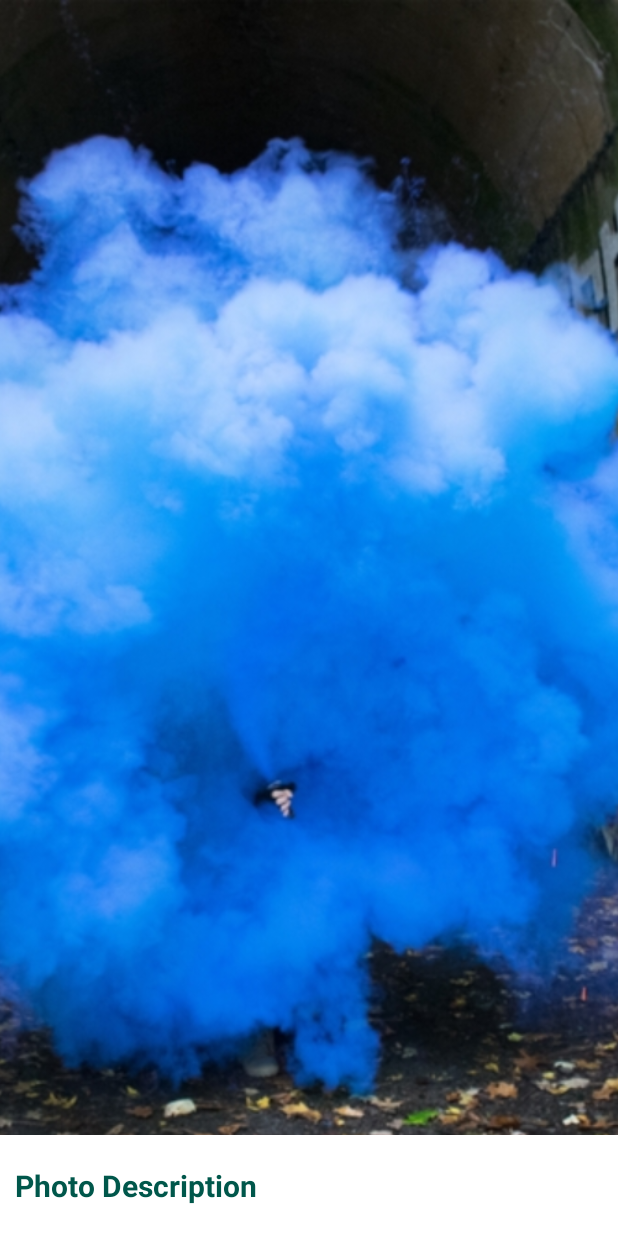
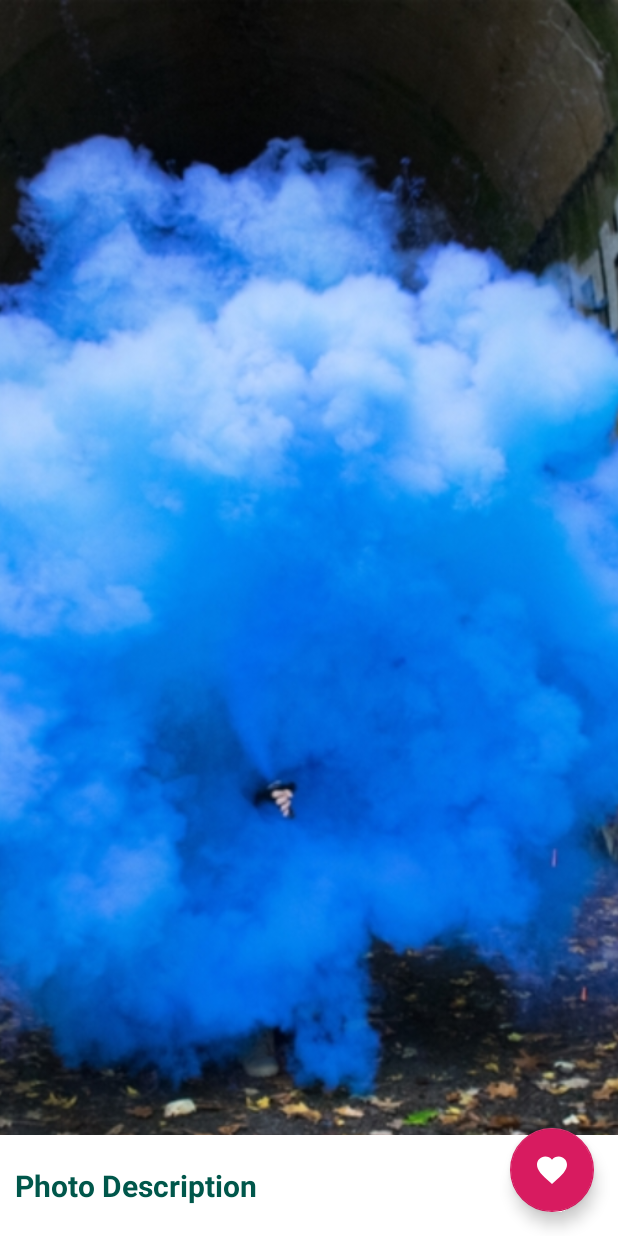
Before and after one commit to ANM05/ArtGram, an Android app: the layout fragment_photo_detail.xml on its own in the app's theme, with its tools: preview values and no code run, on a phone screen of 412 x 824 dp. Run offline under Robolectric (Android 15) with nearby library versions, the phone set to English and light mode, and no system bars; network calls fail.

Commit message:
Add floating action button to fullscreen view

```diff
--- /dev/null
+++ b/app/src/main/res/drawable/ic_favorite_white_24dp.xml
@@ -0,0 +1,5 @@
+<vector android:height="24dp" android:tint="#FFFFFF"
+    android:viewportHeight="24.0" android:viewportWidth="24.0"
+    android:width="24dp" xmlns:android="http://schemas.android.com/apk/res/android">
+    <path android:fillColor="#FF000000" android:pathData="M12,21.35l-1.45,-1.32C5.4,15.36 2,12.28 2,8.5 2,5.42 4.42,3 7.5,3c1.74,0 3.41,0.81 4.5,2.09C13.09,3.81 14.76,3 16.5,3 19.58,3 22,5.42 22,8.5c0,3.78 -3.4,6.86 -8.55,11.54L12,21.35z"/>
+</vector>
--- a/app/src/main/res/layout/fragment_photo_detail.xml
+++ b/app/src/main/res/layout/fragment_photo_detail.xml
@@ -44,16 +44,13 @@
 
         </LinearLayout>
 
-            <!--<android.support.design.widget.FloatingActionButton-->
-                <!--android:id="@+id/fab"-->
-                <!--android:layout_width="wrap_content"-->
-                <!--android:layout_height="wrap_content"-->
-                <!--android:layout_gravity="end|bottom"-->
-                <!--android:src="@drawable/ic_favorite_black_24dp"-->
-                <!--android:layout_margin="16dp"-->
-                <!--android:layout_alignParentBottom="true"-->
-                <!--android:layout_alignParentRight="true"-->
-                <!--/>-->
+            <com.google.android.material.floatingactionbutton.FloatingActionButton
+                android:layout_width="wrap_content"
+                android:layout_height="wrap_content"
+                android:layout_alignParentBottom="true"
+                android:layout_alignParentRight="true"
+                android:layout_margin="16dp"
+                android:src="@drawable/ic_favorite_white_24dp"/>
     </RelativeLayout>
 
 </FrameLayout>
```
